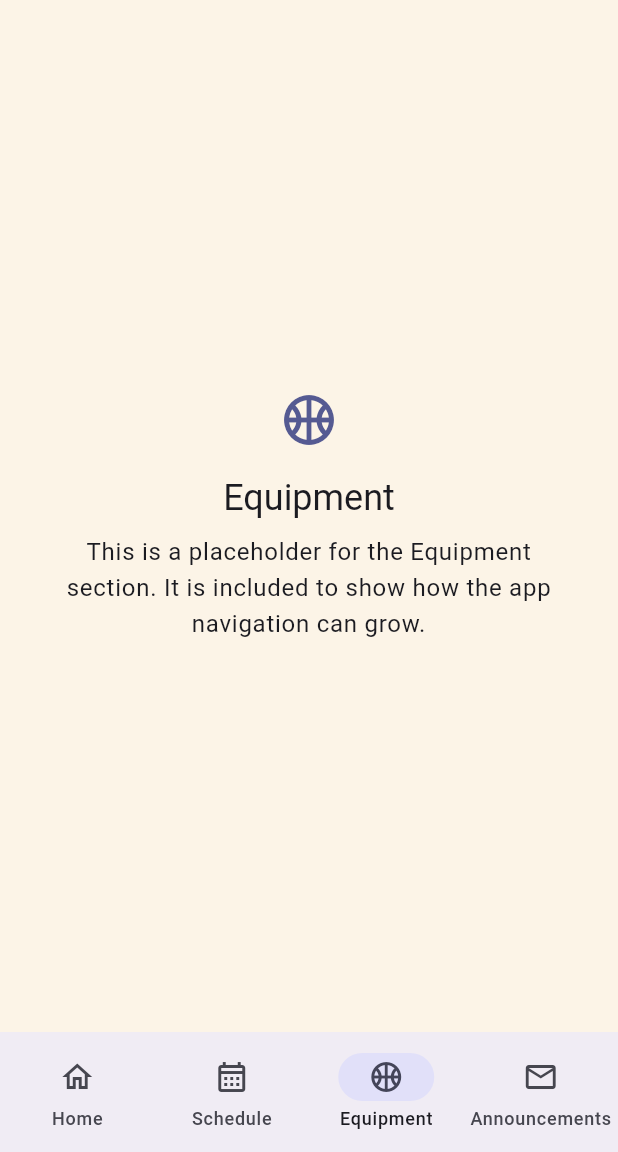
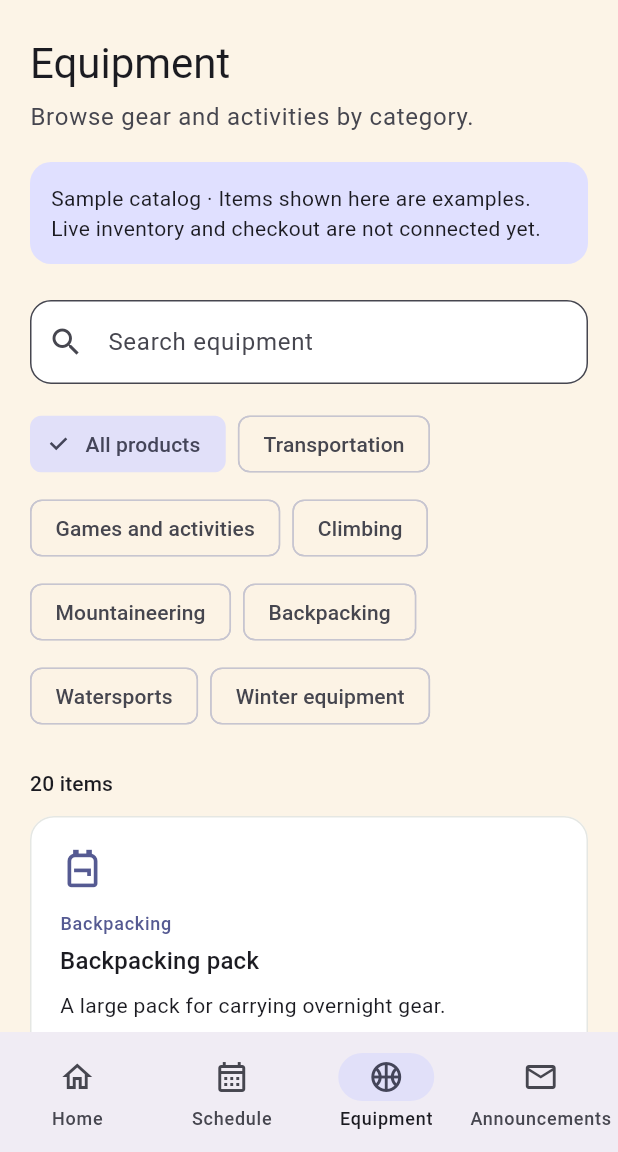
Before and after one commit to afalk23/csis321-Hadlock-Central, a Flutter app: the screen it shows after launch, item 3 of the bottom bar chosen, on a phone screen of 412 x 824 dp, the part 84-1236 px from its top. Run offline on Flutter 3.47's test engine with Material 3 defaults, Android fonts, the phone set to English and light mode, and no system bars.

Commit message:
Equipment page, not hooked to live invitory yet

```diff
--- /dev/null
+++ b/hadlock_central_flutter/lib/data/equipment_repository.dart
@@ -0,0 +1,135 @@
+import '../models/equipment_item.dart';
+
+abstract class EquipmentRepository {
+  Future<List<EquipmentItem>> getItems();
+}
+
+/// Example catalog for UI development. It does not represent live inventory.
+class InMemoryEquipmentRepository implements EquipmentRepository {
+  @override
+  Future<List<EquipmentItem>> getItems() async =>
+      List.unmodifiable(_sampleItems);
+}
+
+const _sampleItems = <EquipmentItem>[
+  EquipmentItem(
+    id: 'bike',
+    name: 'Bicycle',
+    category: EquipmentCategory.transportation,
+    description: 'Explore local paths and roads on two wheels.',
+  ),
+  EquipmentItem(
+    id: 'helmet',
+    name: 'Bike helmet',
+    category: EquipmentCategory.transportation,
+    description: 'Protective helmet for cycling.',
+  ),
+  EquipmentItem(
+    id: 'longboard',
+    name: 'Longboard',
+    category: EquipmentCategory.transportation,
+    description: 'A board for relaxed rides around campus.',
+  ),
+  EquipmentItem(
+    id: 'cornhole',
+    name: 'Cornhole set',
+    category: EquipmentCategory.gamesAndActivities,
+    description: 'A portable lawn game for groups.',
+  ),
+  EquipmentItem(
+    id: 'disc',
+    name: 'Flying disc',
+    category: EquipmentCategory.gamesAndActivities,
+    description: 'Bring a disc to a casual game outdoors.',
+  ),
+  EquipmentItem(
+    id: 'volleyball',
+    name: 'Volleyball',
+    category: EquipmentCategory.gamesAndActivities,
+    description: 'A ball for recreational volleyball.',
+  ),
+  EquipmentItem(
+    id: 'shoes',
+    name: 'Climbing shoes',
+    category: EquipmentCategory.climbing,
+    description: 'Shoes designed for indoor climbing.',
+  ),
+  EquipmentItem(
+    id: 'harness',
+    name: 'Climbing harness',
+    category: EquipmentCategory.climbing,
+    description: 'A harness for roped climbing activities.',
+  ),
+  EquipmentItem(
+    id: 'chalk',
+    name: 'Chalk bag',
+    category: EquipmentCategory.climbing,
+    description: 'A small bag for climbing chalk.',
+  ),
+  EquipmentItem(
+    id: 'ice-axe',
+    name: 'Ice axe',
+    category: EquipmentCategory.mountaineering,
+    description: 'A tool for mountain travel in snowy conditions.',
+  ),
+  EquipmentItem(
+    id: 'crampons',
+    name: 'Crampons',
+    category: EquipmentCategory.mountaineering,
+    description: 'Traction equipment for suitable mountain boots.',
+  ),
+  EquipmentItem(
+    id: 'pack',
+    name: 'Backpacking pack',
+    category: EquipmentCategory.backpacking,
+    description: 'A large pack for carrying overnight gear.',
+  ),
+  EquipmentItem(
+    id: 'tent',
+    name: 'Backpacking tent',
+    category: EquipmentCategory.backpacking,
+    description: 'A compact shelter for an overnight trip.',
+  ),
+  EquipmentItem(
+    id: 'sleeping-bag',
+    name: 'Sleeping bag',
+    category: EquipmentCategory.backpacking,
+    description: 'Sleep gear for camping trips.',
+  ),
+  EquipmentItem(
+    id: 'paddleboard',
+    name: 'Stand-up paddleboard',
+    category: EquipmentCategory.watersports,
+    description: 'A board for paddling on calm water.',
+  ),
+  EquipmentItem(
+    id: 'kayak',
+    name: 'Kayak',
+    category: EquipmentCategory.watersports,
+    description: 'A small boat for paddling outings.',
+  ),
+  EquipmentItem(
+    id: 'life-jacket',
+    name: 'Life jacket',
+    category: EquipmentCategory.watersports,
+    description: 'A personal flotation device for water activities.',
+  ),
+  EquipmentItem(
+    id: 'snowshoes',
+    name: 'Snowshoes',
+    category: EquipmentCategory.winterEquipment,
+    description: 'Traction and flotation for walking on snow.',
+  ),
+  EquipmentItem(
+    id: 'skis',
+    name: 'Cross-country skis',
+    category: EquipmentCategory.winterEquipment,
+    description: 'Skis for traveling across snowy trails.',
+  ),
+  EquipmentItem(
+    id: 'sled',
+    name: 'Sled',
+    category: EquipmentCategory.winterEquipment,
+    description: 'A sled for winter recreation.',
+  ),
+];
--- a/hadlock_central_flutter/lib/main.dart
+++ b/hadlock_central_flutter/lib/main.dart
@@ -1,9 +1,10 @@
 import 'package:flutter/material.dart';
 import 'package:hadlock_central_flutter/data/announcement_repository.dart';
 import 'package:hadlock_central_flutter/data/calendar_repository.dart';
-import 'package:hadlock_central_flutter/models/announcement.dart';
+import 'package:hadlock_central_flutter/data/equipment_repository.dart';
 import 'package:hadlock_central_flutter/pages/announcements.dart';
 import 'package:hadlock_central_flutter/pages/schedule_page.dart';
+import 'package:hadlock_central_flutter/pages/equipment_page.dart';
 import 'package:hadlock_central_flutter/pages/home_page.dart';
 
 void main() => runApp(const HadlockCentralApp());
@@ -48,7 +49,7 @@ class HadlockCentralApp extends StatelessWidget {
 }
 
 class AppShell extends StatefulWidget {
-  const AppShell();
+  const AppShell({super.key});
 
   @override
   State<AppShell> createState() => AppShellState();
@@ -59,6 +60,8 @@ class AppShellState extends State<AppShell> {
   final AnnouncementRepository _announcementRepository =
       InMemoryAnnouncementRepository();
   final CalendarRepository _calendarRepository = InMemoryCalendarRepository();
+  final EquipmentRepository _equipmentRepository =
+      InMemoryEquipmentRepository();
 
   @override
   Widget build(BuildContext context) {
@@ -69,6 +72,7 @@ class AppShellState extends State<AppShell> {
         onOpenAnnouncements: () => select(3),
       ),
       1 => SchedulePage(repository: _calendarRepository),
+      2 => EquipmentPage(repository: _equipmentRepository),
       3 => AnnouncementsPage(repository: _announcementRepository),
       _ => PlaceholderPage(destination: _destinations[_selectedIndex]),
     };
--- /dev/null
+++ b/hadlock_central_flutter/lib/models/equipment_item.dart
@@ -0,0 +1,26 @@
+enum EquipmentCategory {
+  transportation('Transportation'),
+  gamesAndActivities('Games and activities'),
+  climbing('Climbing'),
+  mountaineering('Mountaineering'),
+  backpacking('Backpacking'),
+  watersports('Watersports'),
+  winterEquipment('Winter equipment');
+
+  const EquipmentCategory(this.label);
+  final String label;
+}
+
+class EquipmentItem {
+  const EquipmentItem({
+    required this.id,
+    required this.name,
+    required this.category,
+    required this.description,
+  });
+
+  final String id;
+  final String name;
+  final EquipmentCategory category;
+  final String description;
+}
--- /dev/null
+++ b/hadlock_central_flutter/lib/pages/equipment_page.dart
@@ -0,0 +1,317 @@
+import 'package:flutter/material.dart';
+
+import '../data/equipment_repository.dart';
+import '../models/equipment_item.dart';
+
+class EquipmentPage extends StatefulWidget {
+  const EquipmentPage({super.key, required this.repository});
+
+  final EquipmentRepository repository;
+
+  @override
+  State<EquipmentPage> createState() => _EquipmentPageState();
+}
+
+class _EquipmentPageState extends State<EquipmentPage> {
+  final _searchController = TextEditingController();
+  EquipmentCategory? _category;
+  late Future<List<EquipmentItem>> _itemsFuture;
+
+  @override
+  void initState() {
+    super.initState();
+    _itemsFuture = widget.repository.getItems();
+    _searchController.addListener(_onSearchChanged);
+  }
+
+  @override
+  void didUpdateWidget(covariant EquipmentPage oldWidget) {
+    super.didUpdateWidget(oldWidget);
+    if (oldWidget.repository != widget.repository) {
+      _itemsFuture = widget.repository.getItems();
+    }
+  }
+
+  @override
+  void dispose() {
+    _searchController
+      ..removeListener(_onSearchChanged)
+      ..dispose();
+    super.dispose();
+  }
+
+  void _onSearchChanged() => setState(() {});
+
+  void _reload() => setState(() => _itemsFuture = widget.repository.getItems());
+
+  @override
+  Widget build(BuildContext context) {
+    return LayoutBuilder(
+      builder: (context, constraints) {
+        final compact = constraints.maxWidth < 680;
+        return SingleChildScrollView(
+          padding: EdgeInsets.symmetric(
+            horizontal: compact ? 20 : 40,
+            vertical: compact ? 24 : 38,
+          ),
+          child: Center(
+            child: ConstrainedBox(
+              constraints: const BoxConstraints(maxWidth: 1040),
+              child: Column(
+                crossAxisAlignment: CrossAxisAlignment.start,
+                children: [
+                  Text(
+                    'Equipment',
+                    style: Theme.of(context).textTheme.headlineMedium,
+                  ),
+                  const SizedBox(height: 6),
+                  Text(
+                    'Browse gear and activities by category.',
+                    style: Theme.of(context).textTheme.bodyLarge?.copyWith(
+                      color: Theme.of(context).colorScheme.onSurfaceVariant,
+                    ),
+                  ),
+                  const SizedBox(height: 18),
+                  Container(
+                    width: double.infinity,
+                    padding: const EdgeInsets.all(14),
+                    decoration: BoxDecoration(
+                      color: Theme.of(context).colorScheme.primaryContainer,
+                      borderRadius: BorderRadius.circular(14),
+                    ),
+                    child: const Text(
+                      'Sample catalog · Items shown here are examples. Live inventory and checkout are not connected yet.',
+                    ),
+                  ),
+                  const SizedBox(height: 24),
+                  TextField(
+                    controller: _searchController,
+                    decoration: InputDecoration(
+                      hintText: 'Search equipment',
+                      prefixIcon: const Icon(Icons.search),
+                      suffixIcon: _searchController.text.isEmpty
+                          ? null
+                          : IconButton(
+                              tooltip: 'Clear search',
+                              onPressed: _searchController.clear,
+                              icon: const Icon(Icons.close),
+                            ),
+                      filled: true,
+                      fillColor: Colors.white,
+                      border: OutlineInputBorder(
+                        borderRadius: BorderRadius.circular(14),
+                      ),
+                    ),
+                  ),
+                  const SizedBox(height: 16),
+                  Wrap(
+                    spacing: 8,
+                    runSpacing: 8,
+                    children: [
+                      ChoiceChip(
+                        label: const Text('All products'),
+                        selected: _category == null,
+                        onSelected: (_) => setState(() => _category = null),
+                      ),
+                      for (final category in EquipmentCategory.values)
+                        ChoiceChip(
+                          label: Text(category.label),
+                          selected: _category == category,
+                          onSelected: (_) =>
+                              setState(() => _category = category),
+                        ),
+                    ],
+                  ),
+                  const SizedBox(height: 24),
+                  FutureBuilder<List<EquipmentItem>>(
+                    future: _itemsFuture,
+                    builder: (context, snapshot) {
+                      if (snapshot.connectionState == ConnectionState.waiting) {
+                        return const Center(
+                          child: Padding(
+                            padding: EdgeInsets.all(48),
+                            child: CircularProgressIndicator(),
+                          ),
+                        );
+                      }
+                      if (snapshot.hasError) {
+                        return Center(
+                          child: Column(
+                            children: [
+                              const Text('Equipment could not be loaded.'),
+                              TextButton(
+                                onPressed: _reload,
+                                child: const Text('Try again'),
+                              ),
+                            ],
+                          ),
+                        );
+                      }
+                      final query = _searchController.text.trim().toLowerCase();
+                      final items =
+                          (snapshot.data ?? const <EquipmentItem>[])
+                              .where(
+                                (item) =>
+                                    (_category == null ||
+                                        item.category == _category) &&
+                                    (query.isEmpty ||
+                                        item.name.toLowerCase().contains(
+                                          query,
+                                        ) ||
+                                        item.description.toLowerCase().contains(
+                                          query,
+                                        ) ||
+                                        item.category.label
+                                            .toLowerCase()
+                                            .contains(query)),
+                              )
+                              .toList()
+                            ..sort((a, b) => a.name.compareTo(b.name));
+                      if (items.isEmpty) {
+                        return const Padding(
+                          padding: EdgeInsets.symmetric(vertical: 48),
+                          child: Center(
+                            child: Text('No equipment matches your search.'),
+                          ),
+                        );
+                      }
+                      return Column(
+                        crossAxisAlignment: CrossAxisAlignment.start,
+                        children: [
+                          Text(
+                            '${items.length} ${items.length == 1 ? 'item' : 'items'}',
+                            style: Theme.of(context).textTheme.labelLarge,
+                          ),
+                          const SizedBox(height: 12),
+                          LayoutBuilder(
+                            builder: (context, gridConstraints) {
+                              final width = gridConstraints.maxWidth;
+                              final columns = width >= 900
+                                  ? 3
+                                  : width >= 560
+                                  ? 2
+                                  : 1;
+                              final cardWidth =
+                                  (width - (columns - 1) * 12) / columns;
+                              return Wrap(
+                                spacing: 12,
+                                runSpacing: 12,
+                                children: [
+                                  for (final item in items)
+                                    SizedBox(
+                                      width: cardWidth,
+                                      child: _EquipmentCard(
+                                        item: item,
+                                        onTap: () => _showDetails(item),
+                                      ),
+                                    ),
+                                ],
+                              );
+                            },
+                          ),
+                        ],
+                      );
+                    },
+                  ),
+                ],
+              ),
+            ),
+          ),
+        );
+      },
+    );
+  }
+
+  void _showDetails(EquipmentItem item) {
+    showDialog<void>(
+      context: context,
+      builder: (context) => AlertDialog(
+        title: Text(item.name),
+        content: Column(
+          mainAxisSize: MainAxisSize.min,
+          crossAxisAlignment: CrossAxisAlignment.start,
+          children: [
+            Text(
+              item.category.label,
+              style: Theme.of(context).textTheme.labelLarge,
+            ),
+            const SizedBox(height: 12),
+            Text(item.description),
+            const SizedBox(height: 18),
+            Text(
+              'Availability and checkout details will appear when the inventory service is connected.',
+              style: Theme.of(context).textTheme.bodySmall,
+            ),
+          ],
+        ),
+        actions: [
+          TextButton(
+            onPressed: () => Navigator.of(context).pop(),
+            child: const Text('Close'),
+          ),
+        ],
+      ),
+    );
+  }
+}
+
+class _EquipmentCard extends StatelessWidget {
+  const _EquipmentCard({required this.item, required this.onTap});
+
+  final EquipmentItem item;
+  final VoidCallback onTap;
+
+  @override
+  Widget build(BuildContext context) => Card(
+    child: InkWell(
+      borderRadius: BorderRadius.circular(16),
+      onTap: onTap,
+      child: Padding(
+        padding: const EdgeInsets.all(20),
+        child: Column(
+          crossAxisAlignment: CrossAxisAlignment.start,
+          children: [
+            Icon(
+              _iconFor(item.category),
+              size: 30,
+              color: Theme.of(context).colorScheme.primary,
+            ),
+            const SizedBox(height: 14),
+            Text(
+              item.category.label,
+              style: Theme.of(context).textTheme.labelMedium
+                  ?.copyWith(color: Theme.of(context).colorScheme.primary),
+            ),
+            const SizedBox(height: 5),
+            Text(item.name, style: Theme.of(context).textTheme.titleMedium),
+            const SizedBox(height: 7),
+            Text(
+              item.description,
+              maxLines: 2,
+              overflow: TextOverflow.ellipsis,
+              style: Theme.of(context).textTheme.bodyMedium,
+            ),
+            const SizedBox(height: 12),
+            const Row(
+              children: [
+                Text('View details'),
+                SizedBox(width: 5),
+                Icon(Icons.arrow_forward, size: 16),
+              ],
+            ),
+          ],
+        ),
+      ),
+    ),
+  );
+}
+
+IconData _iconFor(EquipmentCategory category) => switch (category) {
+  EquipmentCategory.transportation => Icons.directions_bike_outlined,
+  EquipmentCategory.gamesAndActivities => Icons.sports_basketball_outlined,
+  EquipmentCategory.climbing => Icons.terrain_outlined,
+  EquipmentCategory.mountaineering => Icons.landscape_outlined,
+  EquipmentCategory.backpacking => Icons.backpack_outlined,
+  EquipmentCategory.watersports => Icons.kayaking_outlined,
+  EquipmentCategory.winterEquipment => Icons.ac_unit_outlined,
+};
```
Also changed, not shown: 1 other file.
